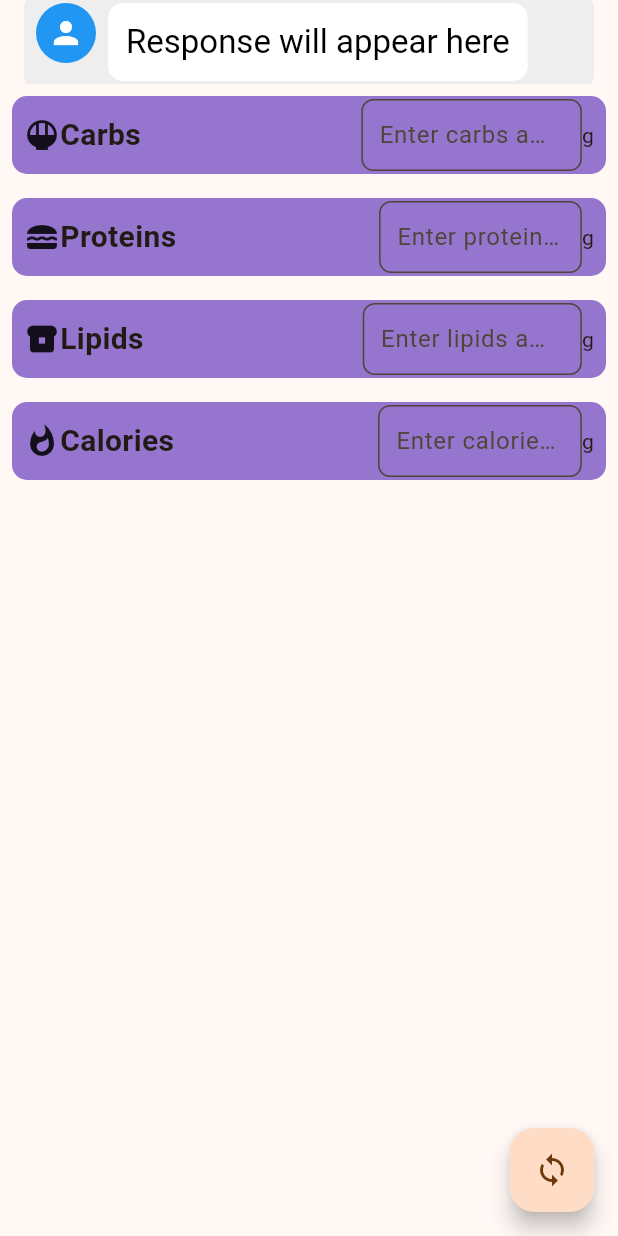
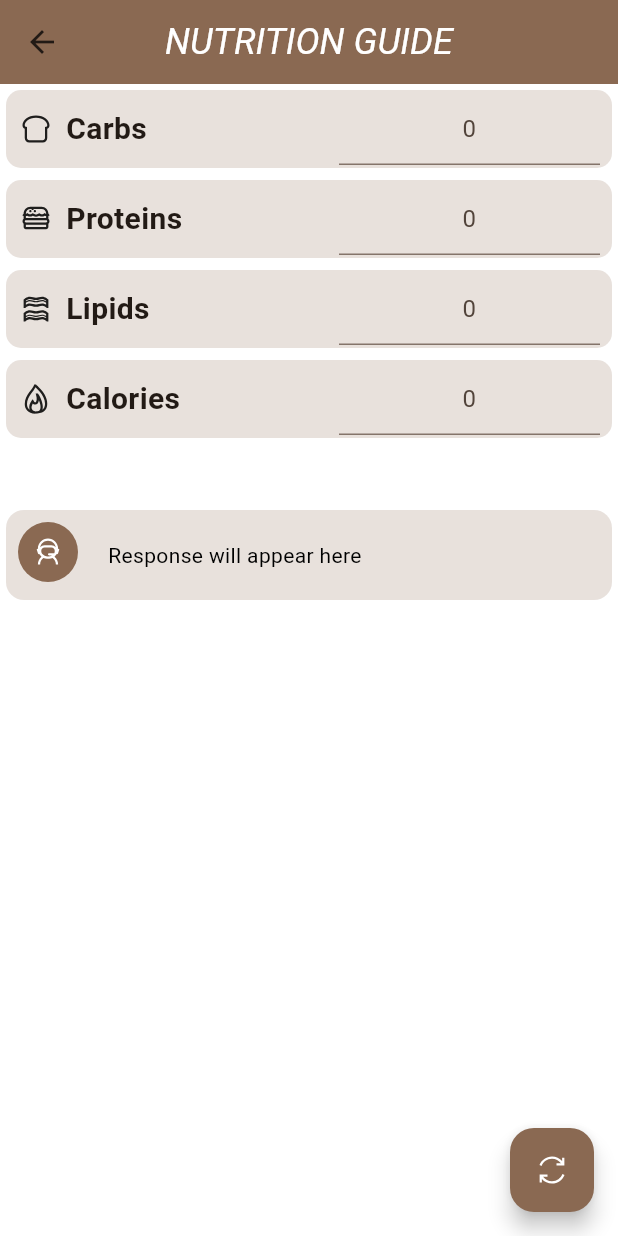
Before and after one commit to Hackathon2024v2/frontend, a Flutter app: the Nutrition screen opened directly, on a phone screen of 412 x 824 dp. Run offline on Flutter 3.47's test engine with Material 3 defaults, Android fonts, the phone set to English and light mode, and no system bars; our stand-ins replace get, iconsax, line_awesome_flutter, smooth_page_indicator, supabase_flutter; accounts and stored records are empty; network calls fail.

Commit message:
update more ui done commit

```diff
--- a/lib/pages/home_page.dart
+++ b/lib/pages/home_page.dart
@@ -43,7 +43,7 @@ class _MyHomePageState extends State<MyHomePage> {
         statusBarIconBrightness: Brightness.dark,
       ));
 
-    return userLoggedIn() == true ?
+    return userLoggedIn() == false ?
       Scaffold(
         backgroundColor: Colors.white,
         bottomNavigationBar: NavigationBar(
@@ -68,8 +68,8 @@ class _MyHomePageState extends State<MyHomePage> {
         [
           const Workouts(),
           const Leaderboard(),
-          Nutrition(),
-          Chat(),
+          const Nutrition(),
+          const Chat(),
           Profile(user: userPlaceholder),
         ][currentPageIndex],
       )
--- a/lib/pages/nutrition.dart
+++ b/lib/pages/nutrition.dart
@@ -1,7 +1,9 @@
 import 'dart:convert';
 import 'package:http/http.dart' as http;
 import 'package:flutter/material.dart';
-import '../widgets/input_with_icon.dart'; // Make sure to import your IconInput widget
+import 'package:line_awesome_flutter/line_awesome_flutter.dart';
+import '../main.dart';
+import '../widgets/input_with_icon.dart';
 
 class Nutrition extends StatefulWidget {
   const Nutrition({super.key});
@@ -12,18 +14,18 @@ class Nutrition extends StatefulWidget {
 
 class _NutritionState extends State<Nutrition> {
   // Create TextEditingControllers for each field
-  final TextEditingController _controller1 = TextEditingController();
-  final TextEditingController _controller2 = TextEditingController();
-  final TextEditingController _controller3 = TextEditingController();
-  final TextEditingController _controller4 = TextEditingController();
+  final TextEditingController _carbsController = TextEditingController();
+  final TextEditingController _proteinsController = TextEditingController();
+  final TextEditingController _lipidsController = TextEditingController();
+  final TextEditingController _caloriesController = TextEditingController();
 
   String _apiResponse = "Response will appear here"; // Variable to hold the API response
 
   Future<void> sendDataToAPI(BuildContext context) async {
-    final String carbs = _controller1.text;
-    final String proteins = _controller2.text;
-    final String lipids = _controller3.text;
-    final String calories = _controller4.text;
+    final String carbs = _carbsController.text.toString();
+    final String proteins = _proteinsController.text.toString();
+    final String lipids = _lipidsController.text.toString();
+    final String calories = _caloriesController.text.toString();
 
     try {
       var url = Uri.parse('https://gpt-query-api.onrender.com/food');
@@ -61,87 +63,107 @@ class _NutritionState extends State<Nutrition> {
 
   @override
   void dispose() {
-    _controller1.dispose();
-    _controller2.dispose();
-    _controller3.dispose();
-    _controller4.dispose();
+    _carbsController.dispose();
+    _proteinsController.dispose();
+    _lipidsController.dispose();
+    _caloriesController.dispose();
     super.dispose();
   }
 
   @override
   Widget build(BuildContext context) {
     return Scaffold(
+      backgroundColor: Colors.white, // White background color
       appBar: AppBar(
-        title: Container(
-          padding: EdgeInsets.all(8.0), // Padding inside the container
-          decoration: BoxDecoration(
-            color: Colors.grey[200], // Background color for the container
-            borderRadius: BorderRadius.circular(12.0), // Rounded corners
-          ),
-          child: Row(
-            crossAxisAlignment: CrossAxisAlignment.start,
-            children: [
-              // Profile Icon
-              const CircleAvatar(
-                radius: 20,
-                backgroundColor: Colors.blue, // Background color for the icon
-                child: Icon(
-                  Icons.person,
-                  color: Colors.white,
-                ),
-              ),
-              SizedBox(width: 8.0), // Spacing between the icon and the chat bubble
-              // Chat Bubble
-              Flexible(
-                child: Container(
-                  padding: EdgeInsets.all(12.0),
-                  decoration: BoxDecoration(
-                    color: Colors.white, // Chat bubble color
-                    borderRadius: BorderRadius.circular(10.0), // Rounded corners
-                  ),
-                  child: Text(
-                    _apiResponse, // Display the API response here
-                    style: TextStyle(color: Colors.black), // Text styling
-                  ),
-                ),
-              ),
-            ],
+        title: const Text(
+          'NUTRITION GUIDE',
+          style: TextStyle(
+            color: Colors.white, // Red color
+            fontStyle: FontStyle.italic, // Italic style
+            fontSize: 24, // Optional: Adjust size
           ),
         ),
+        centerTitle: true,
+        backgroundColor: color,
       ),
       body: SingleChildScrollView(
         child: Column(
           children: [
             IconInput(
-              icon: Icons.rice_bowl,
+              icon: LineAwesomeIcons.bread_slice_solid,
               label: 'Carbs',
               placeholder: 'Enter carbs amount',
-              controller: _controller1,
+              controller: _carbsController,
             ),
             IconInput(
-              icon: Icons.lunch_dining,
+              icon: LineAwesomeIcons.hamburger_solid,
               label: 'Proteins',
               placeholder: 'Enter proteins amount',
-              controller: _controller2,
+              controller: _proteinsController,
             ),
             IconInput(
-              icon: Icons.breakfast_dining,
+              icon: LineAwesomeIcons.bacon_solid,
               label: 'Lipids',
               placeholder: 'Enter lipids amount',
-              controller: _controller3,
+              controller: _lipidsController,
             ),
             IconInput(
-              icon: Icons.whatshot,
+              icon: LineAwesomeIcons.fire_solid,
               label: 'Calories',
               placeholder: 'Enter calories amount',
-              controller: _controller4,
+              controller: _caloriesController,
             ),
+
+            const SizedBox(height: 40),
+            Container(
+              margin: const EdgeInsets.all(4.0),
+
+              padding: const EdgeInsets.all(8.0), // Padding inside the container
+              decoration: BoxDecoration(
+                color: color.withOpacity(0.2), // Background color for the container
+                borderRadius: BorderRadius.circular(12.0), // Rounded corners
+              ),
+              child: Row(
+                crossAxisAlignment: CrossAxisAlignment.start,
+                children: [
+                  // Profile Icon
+                  const CircleAvatar(
+                    radius: 20,
+                    backgroundColor: color,
+                    child: Icon(
+                      LineAwesomeIcons.user_astronaut_solid,
+                      color: Colors.white,
+                    ),
+                  ),
+
+                  const SizedBox(width: 8.0),
+                  Flexible(
+                    child: Container(
+                      padding: const EdgeInsets.all(12.0),
+                      decoration: BoxDecoration(
+                        borderRadius: BorderRadius.circular(10.0),
+                      ),
+                      child: Text(
+                        _apiResponse,
+                        style: const TextStyle(color: Colors.black),
+                      ),
+                    ),
+                  ),
+                ],
+              ),
+            ),
+
+
           ],
         ),
       ),
       floatingActionButton: FloatingActionButton(
+        backgroundColor: color,
         onPressed: () => sendDataToAPI(context), // Pass context
-        child: const Icon(Icons.sync),
+        child: const Icon(
+          LineAwesomeIcons.sync_solid,
+          color: Colors.white
+        ),
       ),
     );
   }
--- a/lib/widgets/input_with_icon.dart
+++ b/lib/widgets/input_with_icon.dart
@@ -1,18 +1,19 @@
 import 'package:flutter/material.dart';
+import 'package:flutter_application_2/main.dart';
 
 class IconInput extends StatefulWidget {
   final IconData icon;
   final String label;
   final String placeholder;
-  final TextEditingController controller;  // Add a controller
+  final TextEditingController controller;
 
-  IconInput({
-    Key? key,
+  const IconInput({
+    super.key,
     required this.icon,
     required this.label,
     required this.placeholder,
-    required this.controller,  // Pass controller as a parameter
-  }) : super(key: key);
+    required this.controller,
+  });
 
   @override
   _IconInputState createState() => _IconInputState();
@@ -22,40 +23,38 @@ class _IconInputState extends State<IconInput> {
   @override
   Widget build(BuildContext context) {
     return Container(
-      margin: const EdgeInsets.all(8.0),
+      margin: const EdgeInsets.all(4.0),
       padding: const EdgeInsets.fromLTRB(8, 2, 8, 2),
       decoration: BoxDecoration(
-        color: Colors.deepPurple[300],
+        color: color.withOpacity(0.2),
         borderRadius: BorderRadius.circular(10),
       ),
       child: Row(
         children: [
-          Icon(
-            widget.icon,
+          Icon(widget.icon),
+
+          const SizedBox(width: 8),
+
+          Expanded(
+            child: Text(
+              widget.label,
+              style: const TextStyle(fontWeight: FontWeight.bold, fontSize: 20),
+              textAlign: TextAlign.left, // Optional: center-align text
+            ),
           ),
-          Text(
-            widget.label,
-            style: TextStyle(fontWeight: FontWeight.bold, fontSize: 20),
-          ),
-          const Spacer(),
+
+          const SizedBox(width: 8),
+
           Expanded(
-            child: TextField(
-              controller: widget.controller,  // Attach controller to the TextField
-              decoration: InputDecoration(
-                contentPadding: const EdgeInsets.all(8.0),
-                hintText: widget.placeholder,
-                filled: true,
-                fillColor: Colors.deepPurple[300],
-                border: OutlineInputBorder(
-                  borderRadius: BorderRadius.circular(8.0),
-                ),
+            child: TextFormField(
+              keyboardType: TextInputType.number,
+              controller: widget.controller,
+              textAlign: TextAlign.center,
+              decoration: const InputDecoration(
+                hintText: '0',
                 floatingLabelBehavior: FloatingLabelBehavior.always,
               ),
-              keyboardType: TextInputType.multiline,
             ),
-          ),
-          Text(
-            'g',
           ),
         ],
       ),
```
